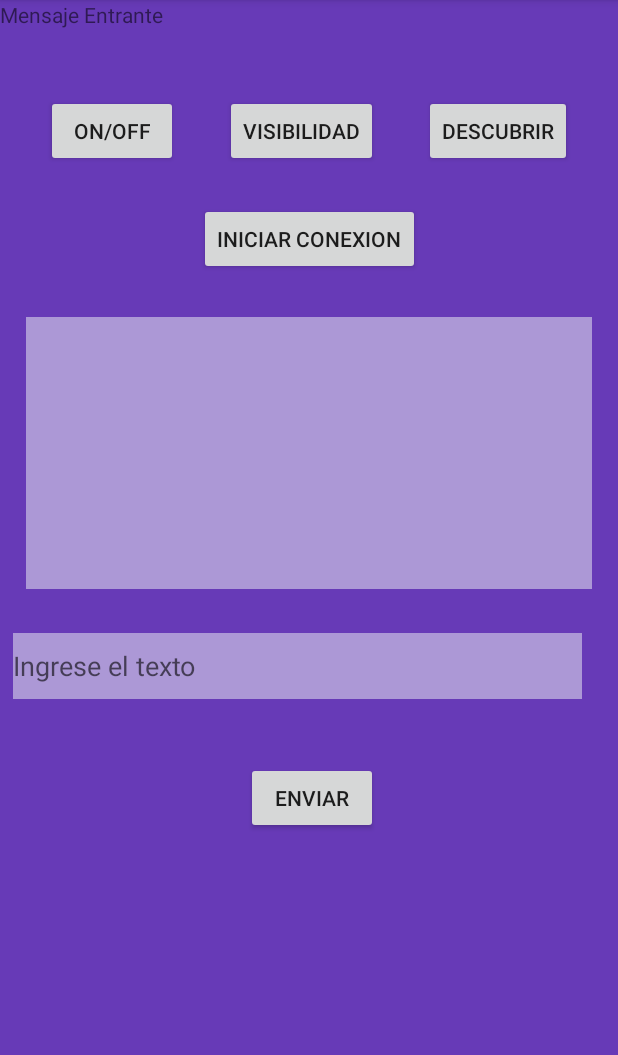
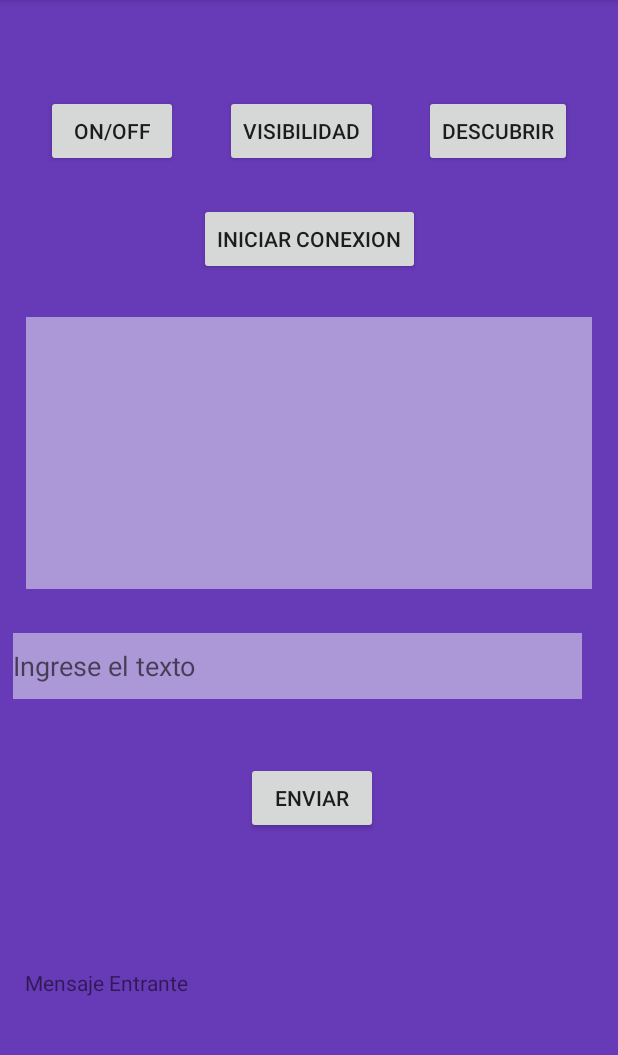
Before and after one commit to franciscoiarussi/Ingenieria, an Android app: the screen it shows after launch (MainActivity), on a phone screen of 412 x 824 dp, the part 84-1139 px from its top. Run offline under Robolectric (Android 15) with nearby library versions, the phone set to English and light mode, and no system bars.

Commit message:
Arreglo de gui

```diff
--- a/app/src/main/res/layout/activity_main.xml
+++ b/app/src/main/res/layout/activity_main.xml
@@ -136,8 +136,10 @@
         android:layout_width="379dp"
         android:layout_height="33dp"
         android:text="Mensaje Entrante"
-        tools:layout_editor_absoluteX="20dp"
-        tools:layout_editor_absoluteY="540dp"
+        app:layout_constraintBottom_toBottomOf="parent"
+        app:layout_constraintEnd_toEndOf="parent"
+        app:layout_constraintStart_toStartOf="parent"
+        app:layout_constraintTop_toBottomOf="@+id/btnSend"
         tools:ignore="MissingConstraints" />
 
 
```
